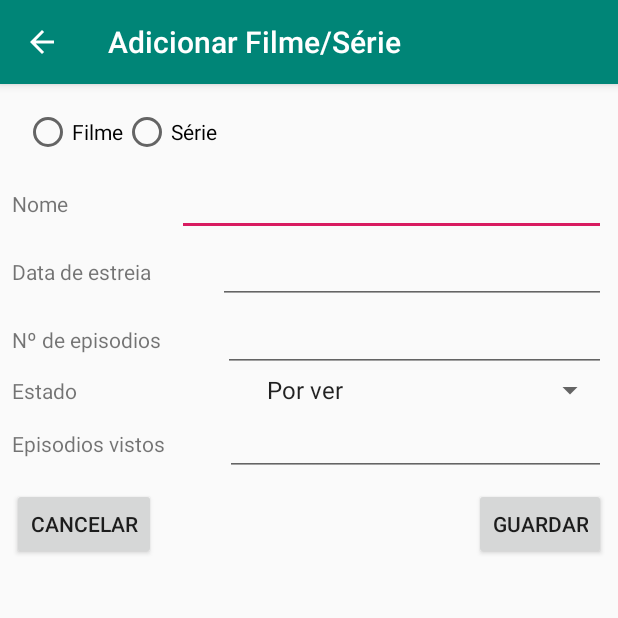
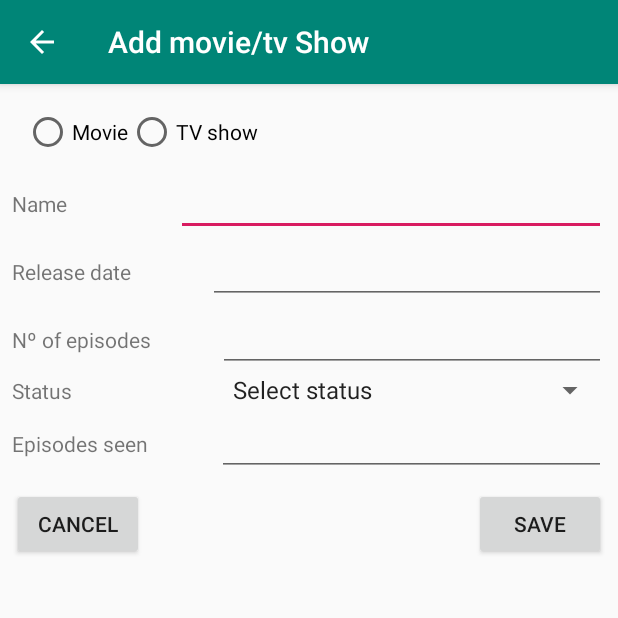
Before and after one commit to NilSilva/FilmesSeries, an Android app: the AdicionarFSActivity screen opened directly, with no data from a screen before it, on a phone screen of 412 x 824 dp, the top half of it. Run offline under Robolectric (Android 15) with nearby library versions, the light colour scheme and no system bars.

Commit message:
Verificação dos dados da activity para adicionar um filme/serie. Internacionalização.

```diff
--- a/app/src/main/res/layout/content_adicionar_fs.xml
+++ b/app/src/main/res/layout/content_adicionar_fs.xml
@@ -23,13 +23,14 @@
         app:layout_constraintTop_toTopOf="parent">
 
         <LinearLayout
-            android:layout_width="wrap_content"
-            android:layout_height="match_parent"
+            android:layout_width="match_parent"
+            android:layout_height="wrap_content"
             android:orientation="horizontal">
 
             <RadioGroup
-                android:layout_width="match_parent"
-                android:layout_height="match_parent"
+                android:id="@+id/radioGroupAddF"
+                android:layout_width="wrap_content"
+                android:layout_height="wrap_content"
                 android:layout_margin="8dp"
                 android:orientation="horizontal">
 
@@ -38,16 +39,25 @@
                     android:layout_width="wrap_content"
                     android:layout_height="wrap_content"
                     android:layout_weight="1"
-                    android:text="Filme" />
+                    android:text="@string/AddFormF" />
 
                 <RadioButton
                     android:id="@+id/radioButtonSelectS"
                     android:layout_width="wrap_content"
                     android:layout_height="wrap_content"
                     android:layout_weight="1"
-                    android:text="Série" />
+                    android:text="@string/AddFormS" />
 
             </RadioGroup>
+
+            <TextView
+                android:id="@+id/textViewAddFormErr"
+                android:layout_width="wrap_content"
+                android:layout_height="wrap_content"
+                android:padding="10dp"
+                android:textColor="@android:color/holo_red_dark"
+                tools:text="Selecionar formato" />
+
         </LinearLayout>
 
         <LinearLayout
@@ -61,10 +71,10 @@
                 android:layout_width="wrap_content"
                 android:layout_height="wrap_content"
                 android:layout_weight="1"
-                android:text="Nome" />
+                android:text="@string/AddNomeF" />
 
             <EditText
-                android:id="@+id/EditTextAddNome"
+                android:id="@+id/editTextAddNome"
                 android:layout_width="wrap_content"
                 android:layout_height="wrap_content"
                 android:layout_weight="1"
@@ -83,7 +93,7 @@
                 android:layout_width="wrap_content"
                 android:layout_height="wrap_content"
                 android:layout_weight="1"
-                android:text="Data de estreia" />
+                android:text="@string/AddDataF" />
 
             <EditText
                 android:id="@+id/editTextAddData"
@@ -91,7 +101,8 @@
                 android:layout_height="wrap_content"
                 android:layout_weight="1"
                 android:ems="10"
-                android:inputType="textShortMessage|textAutoCorrect" />
+                android:inputType="textShortMessage|textAutoCorrect"
+                android:autofillHints="" />
         </LinearLayout>
 
         <LinearLayout
@@ -105,7 +116,7 @@
                 android:layout_width="wrap_content"
                 android:layout_height="wrap_content"
                 android:layout_weight="1"
-                android:text="Nº de episodios" />
+                android:text="@string/AddNumF" />
 
             <EditText
                 android:id="@+id/editTextAddNum"
@@ -127,10 +138,10 @@
                 android:layout_width="wrap_content"
                 android:layout_height="wrap_content"
                 android:layout_weight="1"
-                android:text="Estado" />
+                android:text="@string/AddEstadoF" />
 
             <Spinner
-                android:id="@+id/spinner"
+                android:id="@+id/spinnerAddF"
                 android:layout_width="wrap_content"
                 android:layout_height="wrap_content"
                 android:layout_weight="1"
@@ -149,7 +160,7 @@
                 android:layout_width="wrap_content"
                 android:layout_height="wrap_content"
                 android:layout_weight="1"
-                android:text="Episodios vistos" />
+                android:text="@string/AddEpiVistosF" />
 
             <EditText
                 android:id="@+id/editTextAddEpiVistos"
@@ -169,10 +180,10 @@
         android:layout_marginStart="8dp"
         android:layout_marginLeft="8dp"
         android:layout_marginTop="8dp"
-        android:text="Cancelar"
+        android:text="@string/AddCancelarF"
         app:layout_constraintStart_toStartOf="parent"
         app:layout_constraintTop_toBottomOf="@+id/linearLayout"
-        android:onClick="AddCancelar"/>
+        android:onClick="AddCancelarF"/>
 
     <Button
         android:id="@+id/buttonAddGuardar"
@@ -181,7 +192,8 @@
         android:layout_marginTop="8dp"
         android:layout_marginEnd="8dp"
         android:layout_marginRight="8dp"
-        android:text="Guardar"
+        android:text="@string/AddGuardarF"
         app:layout_constraintEnd_toEndOf="parent"
-        app:layout_constraintTop_toBottomOf="@+id/linearLayout" />
+        app:layout_constraintTop_toBottomOf="@+id/linearLayout"
+        android:onClick="AddGuardarF"/>
 </androidx.constraintlayout.widget.ConstraintLayout>
--- a/app/src/main/res/layout/content_tudo.xml
+++ b/app/src/main/res/layout/content_tudo.xml
@@ -22,7 +22,7 @@
 
     <Spinner
         android:id="@+id/spinnerEscolhaFS"
-        android:layout_width="200dp"
+        android:layout_width="0dp"
         android:layout_height="wrap_content"
         android:layout_marginStart="8dp"
         android:layout_marginLeft="8dp"
--- a/app/src/main/res/values/strings.xml
+++ b/app/src/main/res/values/strings.xml
@@ -1,21 +1,34 @@
 <resources>
-    <string name="app_name">Filmes &amp; Séries</string>
+    <string name="app_name">Movies &amp; TV shows</string>
     <string name="action_settings">Settings</string>
-    <string name="menuMostrarTudo">Mostrar Tudo</string>
-    <string name="menuMinhaLista">A minha lista</string>
-    <string name="menuOpcoes">Opções</string>
-    <string name="menuSobre">Sobre</string>
-    <string name="title_activity_tudo">Tudo</string>
-    <string name="butãoAdicionarFS">Adicionar</string>
+    <string name="menuMostrarTudo">Show all</string>
+    <string name="menuMinhaLista">My list</string>
+    <string name="menuOpcoes">Settings</string>
+    <string name="menuSobre">About</string>
+    <string name="title_activity_tudo">All</string>
+    <string name="butãoAdicionarFS">Add</string>
     <string-array name="OpcoesFS">
-        <item>Filmes e series</item>
-        <item>Filmes</item>
-        <item>Series</item>
+        <item>Movies &amp; TV shows</item>
+        <item>Movies</item>
+        <item>TV shows</item>
     </string-array>
     <string-array name="OpcoesEstado">
-        <item>Por ver</item>
-        <item>A ver</item>
+        <item>Select status</item>
+        <item>Not seen</item>
+        <item>Watching</item>
     </string-array>
-    <string name="title_activity_adicionar_fs">Adicionar Filme/Série</string>
+    <string name="title_activity_adicionar_fs">Add movie/tv Show</string>
+    <string name="menErr">This field is mandatory</string>
+    <string name="SelEstado">Select status</string>
+    <string name="Sucesso">Data successfully saved</string>
+    <string name="AddFormF">Movie</string>
+    <string name="AddFormS">TV show</string>
+    <string name="AddNomeF">Name</string>
+    <string name="AddDataF">Release date</string>
+    <string name="AddNumF">Nº of episodes</string>
+    <string name="AddEstadoF">Status</string>
+    <string name="AddCancelarF">Cancel</string>
+    <string name="AddGuardarF">Save</string>
+    <string name="AddEpiVistosF">Episodes seen</string>
 
 </resources>
```
Also changed, not shown: app/src/main/java/Nil/filmesseries/AdicionarFSActivity.java (+74 -6 lines), 1 other file.
